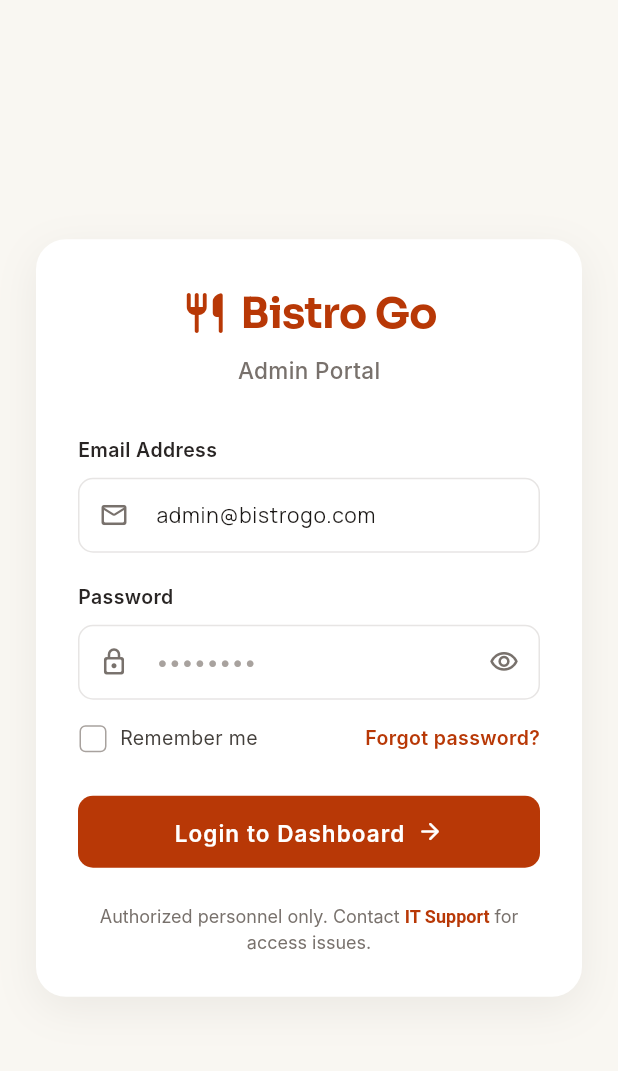
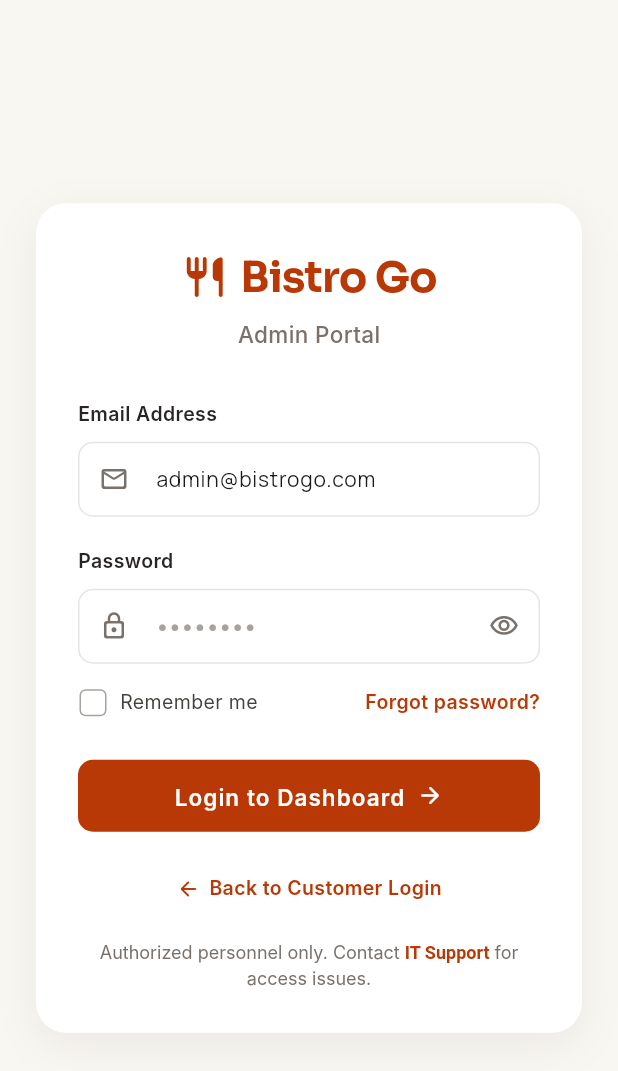
Before and after one commit to AbdullahNasrullah10937/Bistro-Go, a Flutter app: the AdminLoginScreen screen opened by its route, on a phone screen of 412 x 824 dp. Shown: the top 1071 px of the screen. Run offline on Flutter 3.47's test engine with Material 3 defaults, Android fonts, the phone set to English and light mode, and no system bars; our stand-ins replace cached_network_image, flutter_riverpod, go_router, google_fonts, image_picker, shimmer and 1 more; missing offline and left inert: flutter_stripe; accounts and stored records are empty.

Commit message:
feat: add Back to Customer Login navigation button in AdminLoginScreen

```diff
--- a/lib/features/admin/admin_login_screen.dart
+++ b/lib/features/admin/admin_login_screen.dart
@@ -3,7 +3,6 @@ import 'package:flutter/material.dart';
 import 'package:flutter_riverpod/flutter_riverpod.dart';
 import 'package:go_router/go_router.dart';
 import '../../core/constants/app_colors.dart';
-import '../../core/constants/app_spacing.dart';
 import '../../core/router/app_router.dart';
 import '../../services/auth_service.dart';
 
@@ -286,7 +285,37 @@ class _AdminLoginScreenState extends ConsumerState<AdminLoginScreen> {
                                 ),
                         ),
                       ),
-                      const SizedBox(height: 24),
+                      const SizedBox(height: 20),
+
+                      // Back to Customer App Navigation Link
+                      InkWell(
+                        onTap: () => context.go(AppRoutes.login),
+                        borderRadius: BorderRadius.circular(8),
+                        child: Padding(
+                          padding: const EdgeInsets.symmetric(horizontal: 12, vertical: 8),
+                          child: Row(
+                            mainAxisSize: MainAxisSize.min,
+                            children: const [
+                              Icon(
+                                Icons.arrow_back_rounded,
+                                size: 16,
+                                color: Color(0xFFB83806),
+                              ),
+                              SizedBox(width: 6),
+                              Text(
+                                'Back to Customer Login',
+                                style: TextStyle(
+                                  fontFamily: 'Inter',
+                                  fontSize: 13,
+                                  fontWeight: FontWeight.w600,
+                                  color: Color(0xFFB83806),
+                                ),
+                              ),
+                            ],
+                          ),
+                        ),
+                      ),
+                      const SizedBox(height: 16),
 
                       // Footer text
                       RichText(
```
